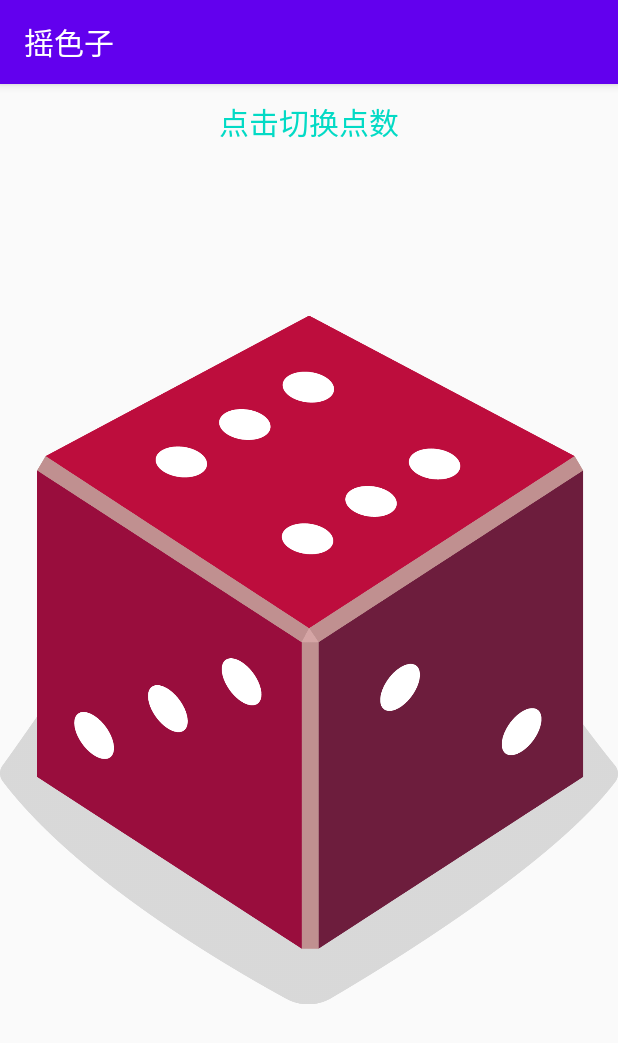
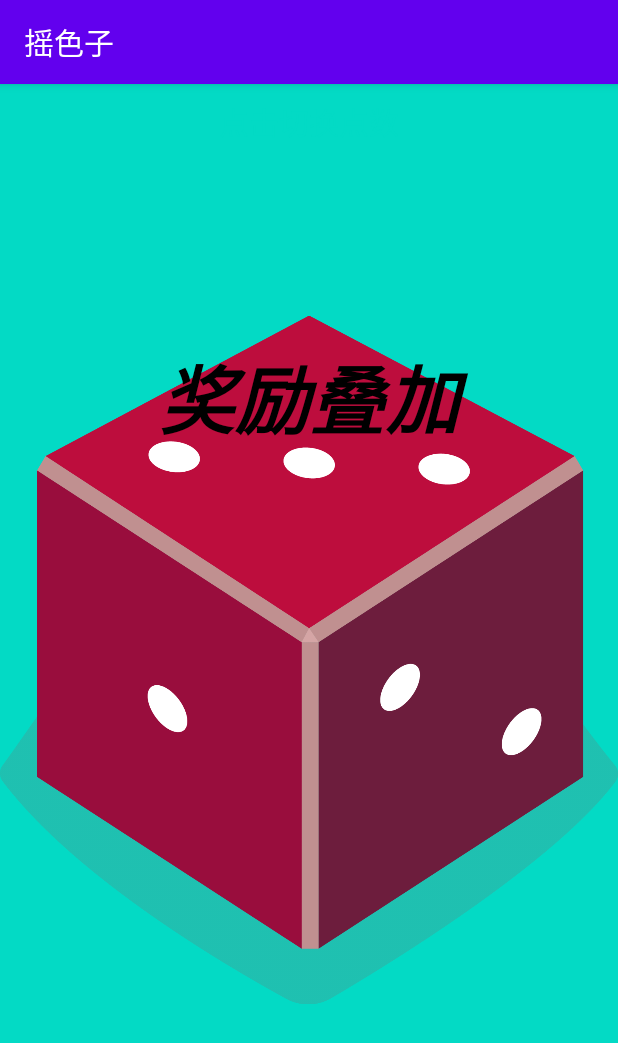
Before and after one commit to szdenny2/DiceRoller, an Android app: the screen it shows after launch (MainActivity), on a phone screen of 412 x 824 dp. Shown: the top 1043 px of the screen. Run offline under Robolectric (Android 15) with nearby library versions, the phone set to English and light mode, and no system bars.

Commit message:
feat:修复2次一样点数，ui没有变化的问题+更新叠加奖励的规则

```diff
--- a/app/src/main/java/com/winnerwinter/diceroller/Dice.kt
+++ b/app/src/main/java/com/winnerwinter/diceroller/Dice.kt
@@ -1,8 +1,8 @@
 package com.winnerwinter.diceroller
 
-class Dice (val numSides: Int){
+class Dice (private val numSide: Int){
 
     fun roll(): Int {
-        return (1..numSides).random()
+        return (0..numSide).random()
     }
 }
--- a/app/src/main/java/com/winnerwinter/diceroller/MainActivity.kt
+++ b/app/src/main/java/com/winnerwinter/diceroller/MainActivity.kt
@@ -2,6 +2,7 @@ package com.winnerwinter.diceroller
 
 import androidx.appcompat.app.AppCompatActivity
 import android.os.Bundle
+import android.util.Log
 import android.view.View
 import android.widget.Button
 import android.widget.ImageView
@@ -13,32 +14,41 @@ class MainActivity : AppCompatActivity() {
         super.onCreate(savedInstanceState)
         setContentView(R.layout.activity_main)
 
+        val bgFl: View = findViewById(R.id.bgFl)
         val diceImage: ImageView = findViewById(R.id.imageView)
         val addTv: TextView = findViewById(R.id.addTv)
         addTv.visibility = View.INVISIBLE
-        diceImage.setOnClickListener { rollDice(diceImage, addTv) }
+        diceImage.setOnClickListener { rollDice(bgFl, diceImage, addTv) }
         diceImage.performClick()
     }
 
+    private var count: Int = 0
     private var lastTime: Long = 0
-    private fun rollDice(diceImage: ImageView, addTv: TextView) {
+    private fun rollDice(bgFl: View, diceImage: ImageView, addTv: TextView) {
         var currentTimeMillis = System.currentTimeMillis();
         if (abs(lastTime - currentTimeMillis) < 1000) {
             return
         }
-        lastTime = currentTimeMillis
-        val dice = Dice(60)
-        val diceRoll = dice.roll()
-        //特殊奖励
-        addTv.visibility = if (diceRoll >= 55) View.VISIBLE else View.INVISIBLE
-        val drawableResource = when (diceRoll / 10) {
-            1 -> R.drawable.dice_1
-            2 -> R.drawable.dice_2
-            3 -> R.drawable.dice_3
-            4 -> R.drawable.dice_4
-            5 -> R.drawable.dice_5
-            else -> R.drawable.dice_6
+        try {
+            lastTime = currentTimeMillis
+            val dice = Dice(60)
+            val diceRoll = dice.roll()
+            //特殊奖励，规则可以自定义，被5整除
+            addTv.visibility = if (diceRoll % 5 == 0) View.VISIBLE else View.INVISIBLE
+            val point = diceRoll / 10
+            Log.d("point=", point.toString())
+            val drawableResource = when (point) {
+                0 -> R.drawable.dice_1
+                1 -> R.drawable.dice_2
+                2 -> R.drawable.dice_3
+                3 -> R.drawable.dice_4
+                4 -> R.drawable.dice_5
+                else -> R.drawable.dice_6
+            }
+            diceImage.setImageResource(drawableResource)
+        } finally {
+            count++
+            bgFl.setBackgroundColor(resources.getColor(if(count%2==0) R.color.colorRed else R.color.colorAccent, null))
         }
-        diceImage.setImageResource(drawableResource)
     }
 }
--- a/app/src/main/res/layout/activity_main.xml
+++ b/app/src/main/res/layout/activity_main.xml
@@ -2,8 +2,10 @@
 <FrameLayout xmlns:android="http://schemas.android.com/apk/res/android"
     xmlns:app="http://schemas.android.com/apk/res-auto"
     xmlns:tools="http://schemas.android.com/tools"
+    android:id="@+id/bgFl"
     android:layout_width="match_parent"
     android:layout_height="match_parent"
+    android:background="@color/colorAccent"
     tools:context=".MainActivity">
 
     <TextView
@@ -26,9 +28,10 @@
         android:layout_width="match_parent"
         android:layout_height="match_parent"
         android:gravity="center"
+        android:paddingBottom="350dp"
         android:text="奖励叠加"
-        android:paddingBottom="250dp"
-        android:textColor="@color/colorBlue"
-        android:textSize="50sp" />
+        android:textColor="@color/colorBlack"
+        android:textSize="50sp"
+        android:textStyle="italic|bold" />
 
 </FrameLayout>
--- a/app/src/main/res/values/colors.xml
+++ b/app/src/main/res/values/colors.xml
@@ -4,4 +4,6 @@
     <color name="colorPrimaryDark">#3700B3</color>
     <color name="colorAccent">#03DAC5</color>
     <color name="colorBlue">#002AFF</color>
+    <color name="colorRed">#FF0000</color>
+    <color name="colorBlack">#000000</color>
 </resources>
```
